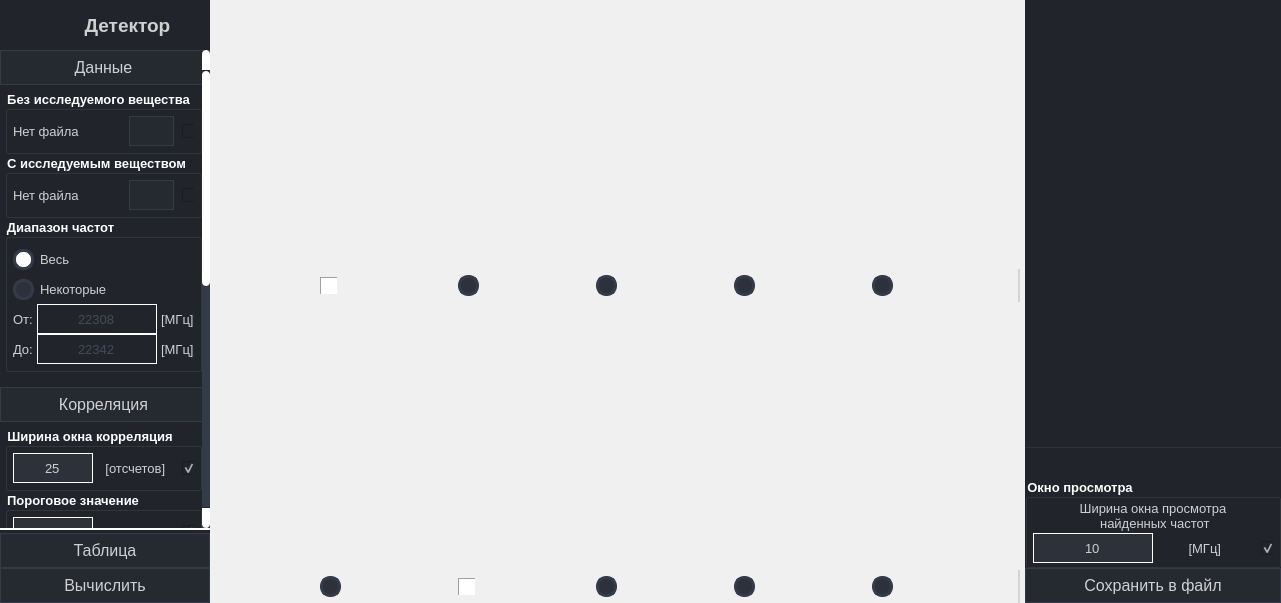
The window that gui.ui (SkorEgor/Detector-Correlation) describes before a commit, drawn with Qt 5.
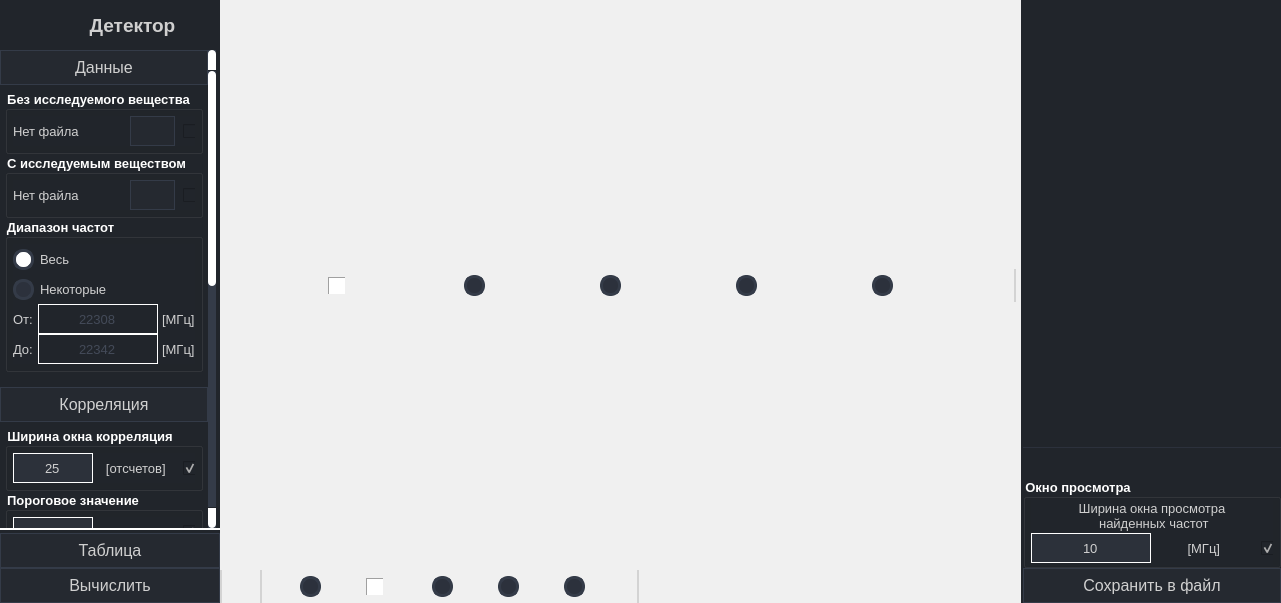
The same window after the commit. Icons and pictures are not drawn.

Patch:
```diff
--- a/gui.ui
+++ b/gui.ui
@@ -25,6 +25,10 @@
 }
 /* /////////////////////////////////////////////////////////////////////////////////////////////////
 ScrollBars */
+ QScrollBar {
+border: none;												/* без границ */
+	border-right:5px solid rgb(211, 211, 211);;	/* С правой красной раницей */
+ }
  QScrollBar:vertical {
 	border: none;
     background: rgb(52, 59, 72);
@@ -242,13 +246,13 @@
      </property>
      <property name="minimumSize">
       <size>
-       <width>210</width>
+       <width>220</width>
        <height>0</height>
       </size>
      </property>
      <property name="maximumSize">
       <size>
-       <width>210</width>
+       <width>215</width>
        <height>16777215</height>
       </size>
      </property>
@@ -374,7 +378,7 @@
           <number>0</number>
          </property>
          <property name="rightMargin">
-          <number>0</number>
+          <number>4</number>
          </property>
          <property name="bottomMargin">
           <number>0</number>
@@ -415,8 +419,8 @@
             <property name="geometry">
              <rect>
               <x>0</x>
-              <y>-320</y>
-              <width>206</width>
+              <y>-251</y>
+              <width>208</width>
               <height>890</height>
              </rect>
             </property>
@@ -4169,6 +4173,12 @@
                 <verstretch>0</verstretch>
                </sizepolicy>
               </property>
+              <property name="contextMenuPolicy">
+               <enum>Qt::DefaultContextMenu</enum>
+              </property>
+              <property name="layoutDirection">
+               <enum>Qt::LeftToRight</enum>
+              </property>
               <property name="styleSheet">
                <string notr="true">QWidget{
 background-color: rgb(240, 240, 240);
@@ -4209,12 +4219,18 @@
 /* ///////////////////////////////////////////////////////////////////////////////////////////////// */
 </string>
               </property>
-              <layout class="QHBoxLayout" name="layout_toolbar_2">
+              <property name="locale">
+               <locale language="Russian" country="Russia"/>
+              </property>
+              <layout class="QHBoxLayout" name="layout_toolbar_2" stretch="0,0,0">
                <property name="spacing">
                 <number>5</number>
                </property>
+               <property name="sizeConstraint">
+                <enum>QLayout::SetDefaultConstraint</enum>
+               </property>
                <property name="leftMargin">
-                <number>5</number>
+                <number>0</number>
                </property>
                <property name="topMargin">
                 <number>0</number>
@@ -4225,6 +4241,74 @@
                <property name="bottomMargin">
                 <number>0</number>
                </property>
+               <item>
+                <widget class="QWidget" name="widget_graphic_view_2" native="true">
+                 <property name="sizePolicy">
+                  <sizepolicy hsizetype="Maximum" vsizetype="Preferred">
+                   <horstretch>0</horstretch>
+                   <verstretch>0</verstretch>
+                  </sizepolicy>
+                 </property>
+                 <property name="styleSheet">
+                  <string notr="true">.QWidget{
+	border: none;												/* без границ */
+	border-left:2px solid rgb(211, 211, 211);;	/* С правой красной раницей */
+	border-right:2px solid rgb(211, 211, 211);;	/* С правой красной раницей */
+}</string>
+                 </property>
+                 <layout class="QHBoxLayout" name="layout_graphic_view_2">
+                  <property name="spacing">
+                   <number>5</number>
+                  </property>
+                  <property name="leftMargin">
+                   <number>5</number>
+                  </property>
+                  <property name="topMargin">
+                   <number>0</number>
+                  </property>
+                  <property name="rightMargin">
+                   <number>5</number>
+                  </property>
+                  <property name="bottomMargin">
+                   <number>0</number>
+                  </property>
+                  <item>
+                   <widget class="QPushButton" name="pushButton_graphic_view_2">
+                    <property name="minimumSize">
+                     <size>
+                      <width>32</width>
+                      <height>32</height>
+                     </size>
+                    </property>
+                    <property name="maximumSize">
+                     <size>
+                      <width>32</width>
+                      <height>32</height>
+                     </size>
+                    </property>
+                    <property name="cursor">
+                     <cursorShape>PointingHandCursor</cursorShape>
+                    </property>
+                    <property name="text">
+                     <string/>
+                    </property>
+                    <property name="iconSize">
+                     <size>
+                      <width>32</width>
+                      <height>32</height>
+                     </size>
+                    </property>
+                    <property name="checkable">
+                     <bool>true</bool>
+                    </property>
+                    <property name="checked">
+                     <bool>true</bool>
+                    </property>
+                   </widget>
+                  </item>
+                 </layout>
+                </widget>
+               </item>
                <item>
                 <widget class="QWidget" name="widget_select_graphic_2" native="true">
                  <property name="styleSheet">
@@ -4606,6 +4690,33 @@
                  </layout>
                 </widget>
                </item>
+               <item>
+                <widget class="QWidget" name="widget_toolbar_graphics_2" native="true">
+                 <property name="sizePolicy">
+                  <sizepolicy hsizetype="Minimum" vsizetype="Preferred">
+                   <horstretch>0</horstretch>
+                   <verstretch>0</verstretch>
+                  </sizepolicy>
+                 </property>
+                 <layout class="QHBoxLayout" name="layout_toolbar_graphics_2">
+                  <property name="spacing">
+                   <number>0</number>
+                  </property>
+                  <property name="leftMargin">
+                   <number>0</number>
+                  </property>
+                  <property name="topMargin">
+                   <number>0</number>
+                  </property>
+                  <property name="rightMargin">
+                   <number>0</number>
+                  </property>
+                  <property name="bottomMargin">
+                   <number>0</number>
+                  </property>
+                 </layout>
+                </widget>
+               </item>
               </layout>
              </widget>
             </item>
@@ -4614,6 +4725,12 @@
          </item>
          <item>
           <widget class="QWidget" name="widget_right" native="true">
+           <property name="minimumSize">
+            <size>
+             <width>260</width>
+             <height>0</height>
+            </size>
+           </property>
            <property name="styleSheet">
             <string notr="true"/>
            </property>
@@ -4654,7 +4771,7 @@
                 <number>0</number>
                </property>
                <property name="leftMargin">
-                <number>0</number>
+                <number>2</number>
                </property>
                <property name="topMargin">
                 <number>0</number>
@@ -4667,6 +4784,12 @@
                </property>
                <item>
                 <widget class="QTableWidget" name="tableWidget_frequency_absorption">
+                 <property name="sizePolicy">
+                  <sizepolicy hsizetype="Expanding" vsizetype="Expanding">
+                   <horstretch>0</horstretch>
+                   <verstretch>0</verstretch>
+                  </sizepolicy>
+                 </property>
                  <property name="styleSheet">
                   <string notr="true">background-color: rgb(33, 37, 43);</string>
                  </property>
@@ -4907,7 +5030,7 @@
                            <bool>true</bool>
                           </property>
                           <property name="sizePolicy">
-                           <sizepolicy hsizetype="Expanding" vsizetype="Fixed">
+                           <sizepolicy hsizetype="Maximum" vsizetype="Fixed">
                             <horstretch>0</horstretch>
                             <verstretch>0</verstretch>
                            </sizepolicy>
@@ -4944,7 +5067,7 @@
                         <item>
                          <widget class="QLabel" name="label_text_units_window_width">
                           <property name="sizePolicy">
-                           <sizepolicy hsizetype="Preferred" vsizetype="Preferred">
+                           <sizepolicy hsizetype="Minimum" vsizetype="Preferred">
                             <horstretch>0</horstretch>
                             <verstretch>0</verstretch>
                            </sizepolicy>
```
Left out of the diff: 156 changed lines with no effect on the pictures.
